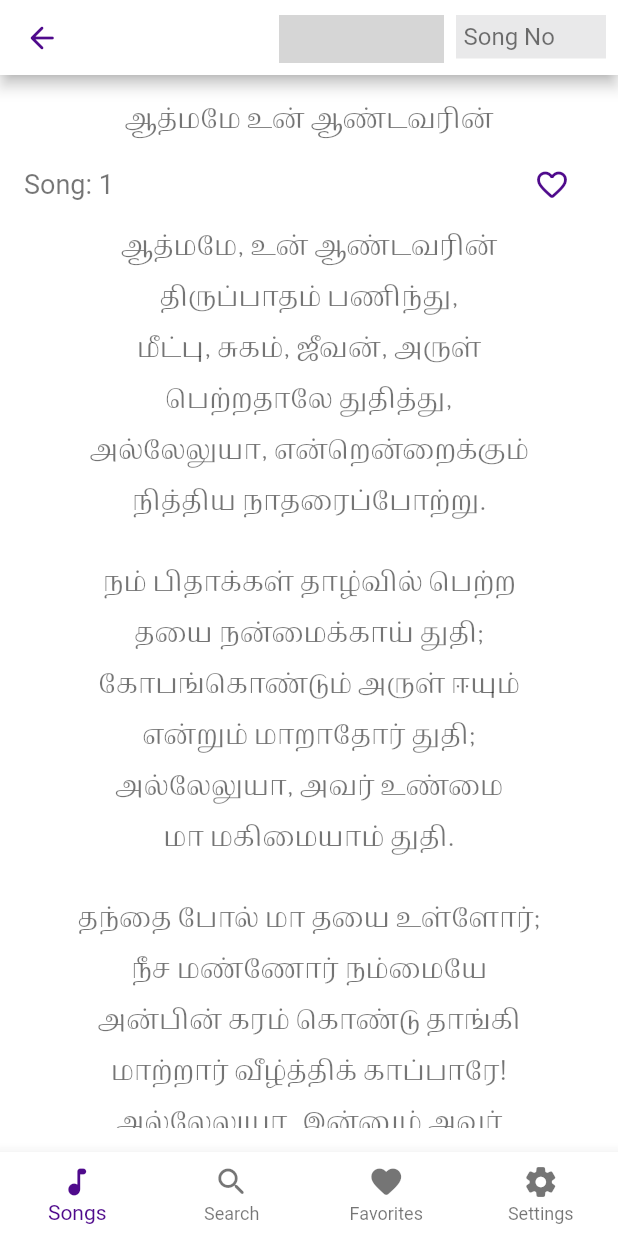
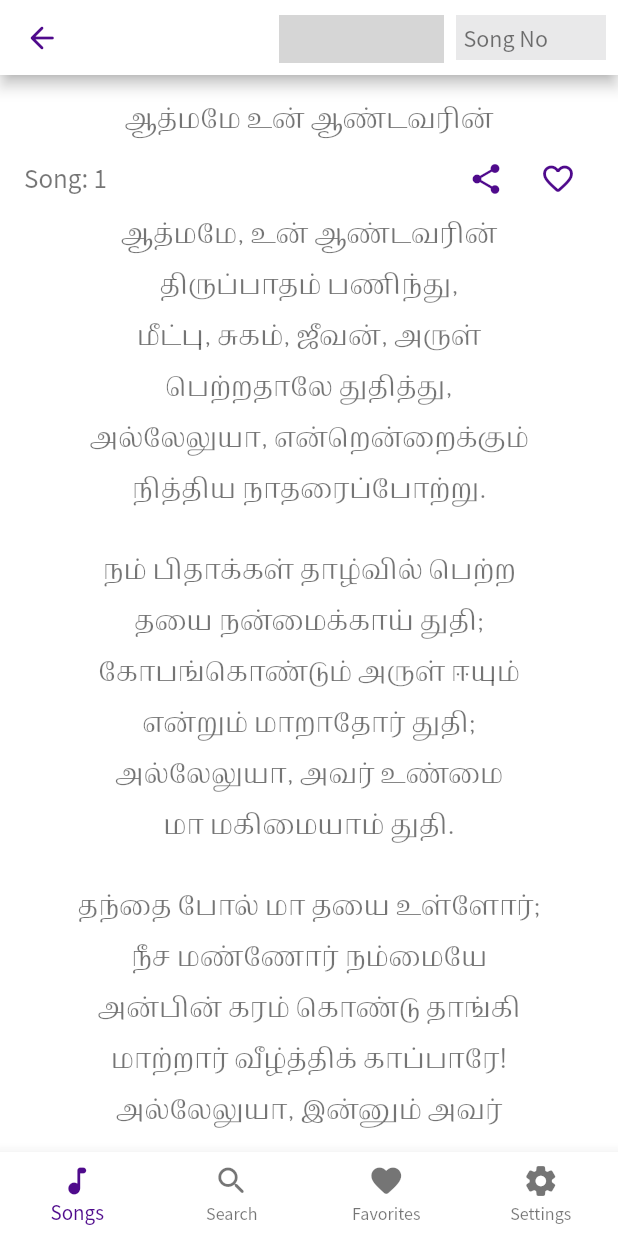
Before and after one commit to freddypaulz/keerthanaigal, a Flutter app: the MainPage screen opened directly, after a tap on an icon or button, on a phone screen of 412 x 824 dp. Run offline on Flutter 3.47's test engine with Material 2 defaults, Android fonts, the phone set to English and light mode, and no system bars; our stand-ins replace firebase_core, firebase_dynamic_links, flutter_riverpod, rive, shared_preferences; missing offline and left inert: social_share; accounts and stored records are empty; statements that could not run were skipped; grey boxes are pictures that could not be loaded.

Commit message:
share songs

```diff
--- a/lib/app.dart
+++ b/lib/app.dart
@@ -7,6 +7,8 @@ import 'package:keerthanaigal/providers/ui_provider.dart';
 
 import 'routes.dart';
 import 'theme/colors.dart';
+
+final GlobalKey<NavigatorState> navigatorKey = new GlobalKey<NavigatorState>();
 
 class MyApp extends ConsumerWidget {
   MyApp({Key? key, this.firstTimeVisit}) : super(key: key);
@@ -19,6 +21,7 @@ class MyApp extends ConsumerWidget {
     uiProviderData.getUserTheme();
     return MaterialApp(
       title: 'Keerthanaigal',
+      navigatorKey: navigatorKey,
       theme: ThemeData(
         primarySwatch: KThemeData.colorLight,
         accentColor: KThemeData.colorLightAccent,
@@ -27,6 +30,7 @@ class MyApp extends ConsumerWidget {
           bodyText1: TextStyle(color: Colors.black54),
           bodyText2: TextStyle(color: Colors.black38),
         ),
+        fontFamily: 'SourceSansPro',
       ),
       darkTheme: ThemeData(
         primarySwatch: KThemeData.colorDark,
--- a/lib/pages/main/index.dart
+++ b/lib/pages/main/index.dart
@@ -2,7 +2,6 @@ import 'package:flutter/material.dart';
 import 'package:keerthanaigal/pages/favorites/index.dart';
 import 'package:keerthanaigal/pages/search/index.dart';
 import 'package:keerthanaigal/pages/settings/index.dart';
-import 'package:keerthanaigal/theme/colors.dart';
 import '../home/index.dart';
 
 class MainPage extends StatefulWidget {
--- a/lib/pages/songView/index.dart
+++ b/lib/pages/songView/index.dart
@@ -1,11 +1,12 @@
 import 'package:flutter/material.dart';
 import 'package:keerthanaigal/providers/ui_provider.dart';
-import 'package:keerthanaigal/theme/colors.dart';
 import 'package:keerthanaigal/utilities/customPageViewScrollPhysics.dart';
+import 'package:keerthanaigal/utilities/dynamicLink.dart';
 import 'package:keerthanaigal/utilities/removeFocus.dart';
 import 'package:keerthanaigal/widgets/TextWidget.dart';
 import 'package:keerthanaigal/widgets/languageDropdownWidget.dart';
 import 'package:keerthanaigal/widgets/songNumberSearchWidget.dart';
+import 'package:social_share/social_share.dart';
 import '../../layout/index.dart';
 import 'package:flutter_riverpod/flutter_riverpod.dart';
 import '../../providers/song_provider.dart';
@@ -13,28 +14,38 @@ import '../../providers/song_provider.dart';
 class SongView extends StatelessWidget {
   @override
   Widget build(BuildContext context) {
+    int songNumber = ModalRoute.of(context)?.settings.arguments != null
+        ? ModalRoute.of(context)?.settings.arguments as int
+        : 1;
     return Container(
-      child: Song(),
+      child: Song(songNumber: songNumber),
     );
   }
 }
 
 class Song extends ConsumerWidget {
+  Song({required this.songNumber});
+  final int songNumber;
   @override
   Widget build(BuildContext context, watch) {
     SongState songsProviderData = watch(SongsProvider);
     var songs = songsProviderData.songList.songs;
     var favoriteList = songsProviderData.favoriteList;
     var uiProviderData = watch(UiProvider);
+    if (songNumber != 1) {
+      context.read(SongsProvider).setSongId(songNumber);
+    }
     return PageView.builder(
       controller: PageController(initialPage: songsProviderData.songViewId - 1),
       itemBuilder: (context, index) {
         return Column(
           children: [
             Container(
-              child: TextWidget(uiProviderData.language == 0
+              child: TextWidget(
+                text: uiProviderData.language == 0
                     ? songs[index].tamil.title
-                  : songs[index].tanglish.title),
+                    : songs[index].tanglish.title,
+              ),
             ),
             Row(
               mainAxisAlignment: MainAxisAlignment.spaceBetween,
@@ -46,10 +57,21 @@ class Song extends ConsumerWidget {
                     fontSize: 18,
                   ),
                 ),
-                Card(
-                  elevation: 0,
-                  color: Theme.of(context).primaryColor,
-                  child: IconButton(
+                Container(
+                  child: Row(
+                    children: [
+                      IconButton(
+                        icon: Icon(
+                          Icons.share_rounded,
+                        ),
+                        color: Theme.of(context).accentColor,
+                        onPressed: () async {
+                          Uri url = await DynamicLink()
+                              .createDynamicLink(number: songs[index].number);
+                          SocialShare.shareOptions(url.toString());
+                        },
+                      ),
+                      IconButton(
                         icon: Icon(
                           !favoriteList.contains(songs[index].number.toString())
                               ? Icons.favorite_border_rounded
@@ -64,7 +86,9 @@ class Song extends ConsumerWidget {
                                   .setFavoriteList(songs[index].number);
                         },
                       ),
-                )
+                    ],
+                  ),
+                ),
               ],
             ),
             Expanded(
@@ -105,7 +129,7 @@ class SongText extends StatelessWidget {
               for (String item in song[index])
                 Container(
                   margin: EdgeInsets.only(bottom: 5),
-                  child: TextWidget(item),
+                  child: TextWidget(text: item),
                 ),
             ],
           ),
--- a/lib/routes.dart
+++ b/lib/routes.dart
@@ -26,7 +26,7 @@ class Routes {
         );
       case Routes.homePage:
         return MaterialPageRoute<dynamic>(
-          builder: (_) => Home(),
+          builder: (_) => HomePage(),
         );
       case Routes.onboardingPage:
         return MaterialPageRoute<dynamic>(
@@ -34,6 +34,7 @@ class Routes {
         );
       case Routes.songViewPage:
         return MaterialPageRoute<dynamic>(
+          settings: settings,
           builder: (_) => SongViewPage(),
         );
 
--- a/lib/widgets/TextWidget.dart
+++ b/lib/widgets/TextWidget.dart
@@ -3,8 +3,9 @@ import 'package:flutter_riverpod/flutter_riverpod.dart';
 import '../providers/ui_provider.dart';
 
 class TextWidget extends ConsumerWidget {
-  const TextWidget(this.text);
+  const TextWidget({required this.text, this.fontSize});
   final String text;
+  final double? fontSize;
   @override
   Widget build(BuildContext context, watch) {
     UiState uiProviderData = watch(UiProvider);
@@ -12,7 +13,7 @@ class TextWidget extends ConsumerWidget {
       text,
       style: TextStyle(
         color: Theme.of(context).textTheme.bodyText1?.color,
-        fontSize: uiProviderData.fontSize,
+        fontSize: fontSize != null ? fontSize : uiProviderData.fontSize,
         fontFamily: uiProviderData.language == 0 ? 'Arima' : 'SourceSansPro',
       ),
       textAlign: TextAlign.center,
--- a/pubspec.yaml
+++ b/pubspec.yaml
@@ -16,6 +16,9 @@ dependencies:
    shared_preferences: ^2.0.5
    cupertino_icons: ^1.0.2
    rive: ^0.7.2
+   firebase_core: ^1.1.0
+   firebase_dynamic_links: ^2.0.2
+   social_share: ^2.1.1
 
 dev_dependencies:
    flutter_test:
```
Also changed, not shown: lib/main.dart (+4 -3 lines), lib/utilities/dynamicLink.dart (added, +57 -0 lines), pubspec.lock, 8 other files. Lines whose indentation alone changed are shown as unchanged.
